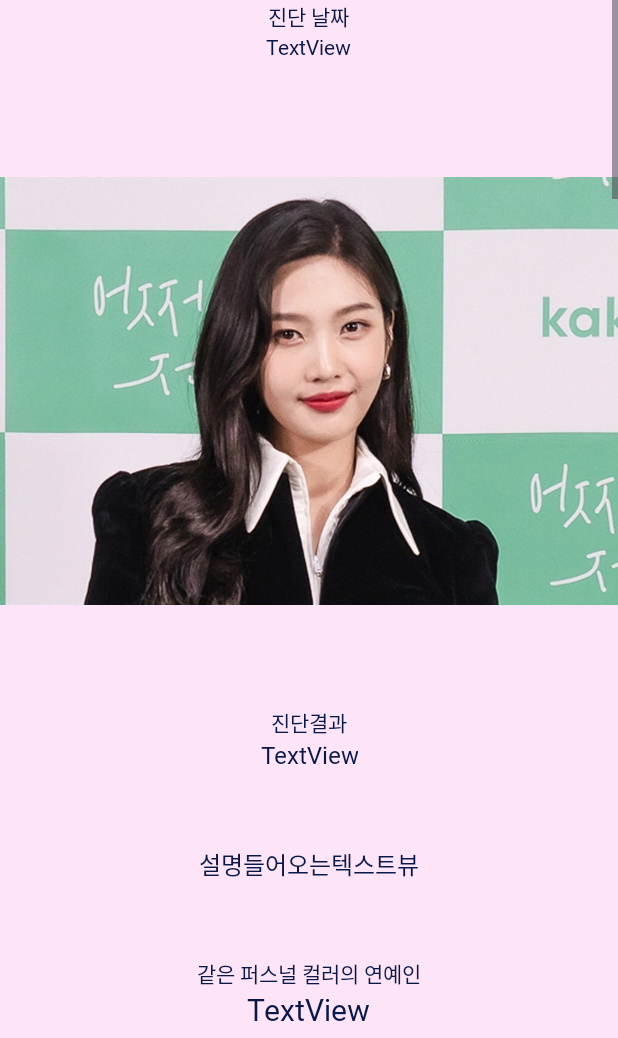
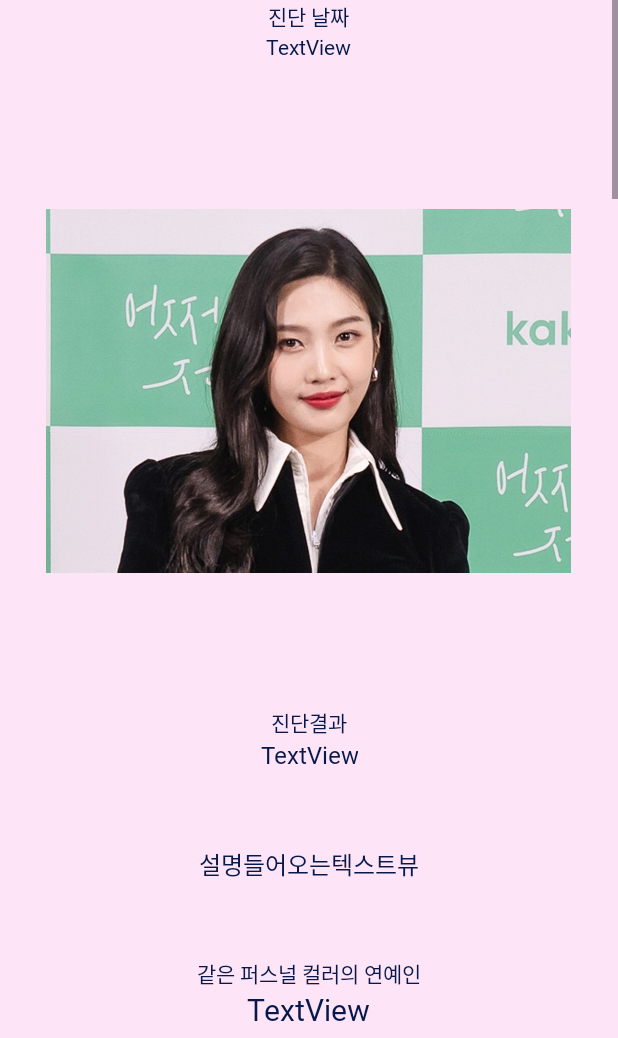
Before and after one commit to ihshin20/ColorGlow, an Android app built with Jetpack Compose: the DetailResultActivity screen opened directly, with no data from a screen before it, on a phone screen of 412 x 824 dp, the part 198-1236 px from its top. Run offline under Robolectric (Android 15) with nearby library versions, the phone set to English and light mode, and no system bars; our stand-ins replace Firebase (no records; nobody signed in at launch, a user with empty details on screens opened directly); pictures from the network do not load.

Commit message:
detailresult 사진 간격 맞춤

```diff
--- a/app/src/main/res/layout/activity_detail_result.xml
+++ b/app/src/main/res/layout/activity_detail_result.xml
@@ -45,7 +45,7 @@
 
             <ImageView
                 android:id="@+id/myImg"
-                android:layout_width="wrap_content"
+                android:layout_width="350dp"
                 android:layout_height="400dp"
                 android:layout_marginBottom="10dp"
                 tools:srcCompat="@tools:sample/avatars" />
```
